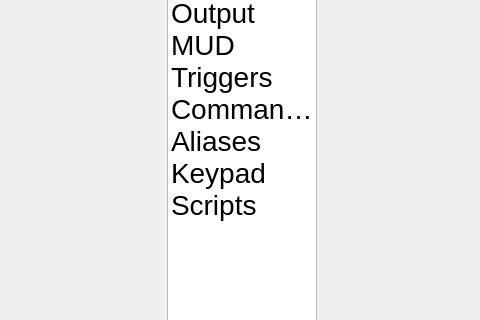
Above: smushclient-qt/cpp/ui/worldprefs.ui from jnbooth/smushclient before the change; both pictures show x 93 to 573 and y 143 to 463 of the 670 by 640 pixel window. Below: the same form after it.
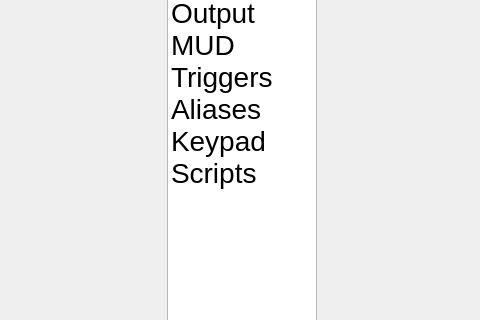
That is the form after the change.

Commit message: remove unused command prefs

What changed in the file:
```diff
--- a/smushclient-qt/cpp/ui/worldprefs.ui
+++ b/smushclient-qt/cpp/ui/worldprefs.ui
@@ -88,11 +88,6 @@
          <string>Triggers</string>
         </property>
        </item>
-       <item>
-        <property name="text">
-         <string>Commands</string>
-        </property>
-       </item>
        <item>
         <property name="text">
          <string>Aliases</string>
```
The commit also changes 18 other files.
